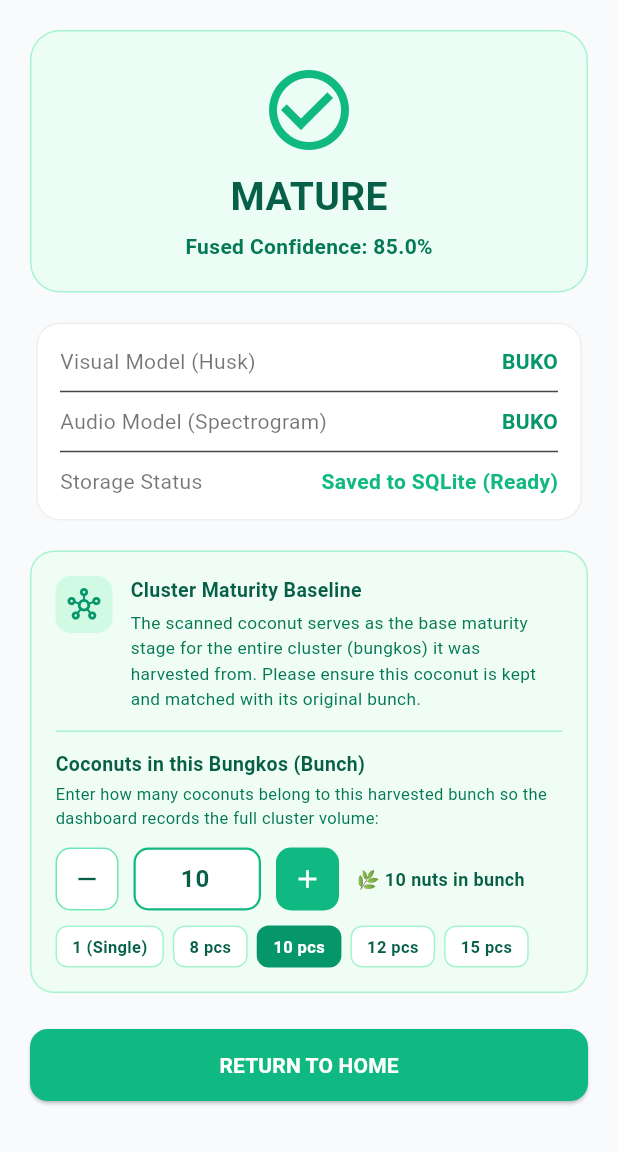
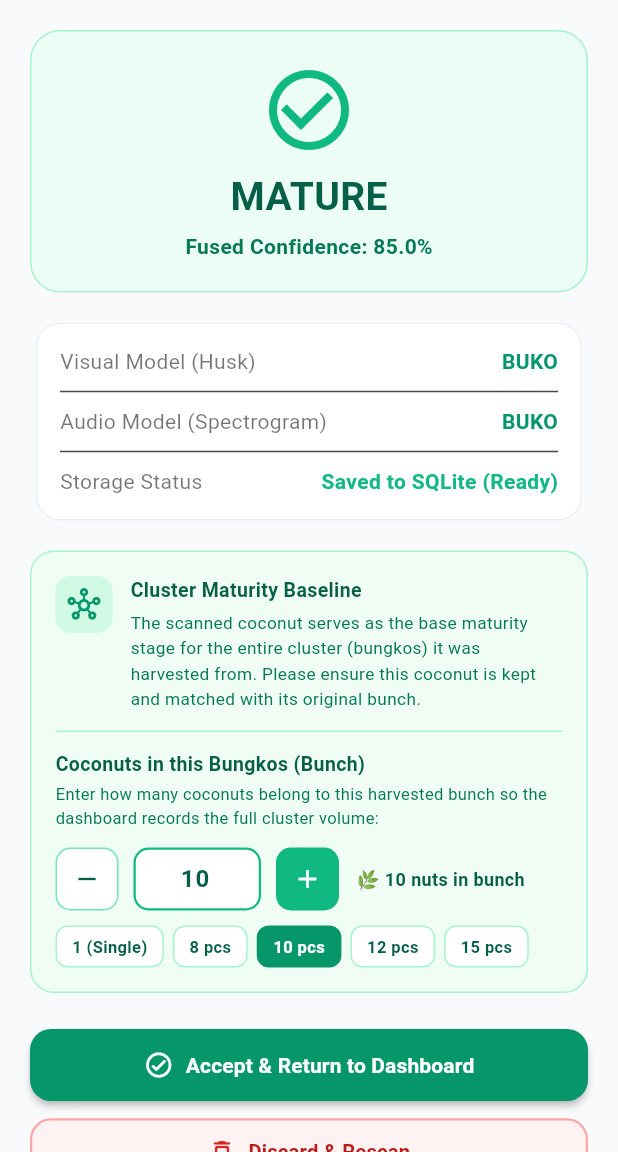
Before and after one commit to Cbolea23/niyosense-capstone, a Flutter app: the ScanResultScreen screen opened directly, on a phone screen of 412 x 824 dp, the part 84-1236 px from its top. Run offline on Flutter 3.47's test engine with Material 3 defaults, Android fonts, the phone set to English and light mode, and no system bars; our stand-ins replace camera, shared_preferences, sqflite; missing offline and left inert: mobile_scanner, record, tflite_flutter; accounts and stored records are empty.

Commit message:
feat(scans): add Discard & Rescan option to prevent unwanted syncs, bump to v1.5.1

```diff
--- a/lib/utils/app_config.dart
+++ b/lib/utils/app_config.dart
@@ -1,8 +1,8 @@
 import 'package:shared_preferences/shared_preferences.dart';
 
 class AppConfig {
-  static const String appVersion = "1.5.0";
-  static const int buildNumber = 22;
+  static const String appVersion = "1.5.1";
+  static const int buildNumber = 24;
   static const String fullVersionString = "NiyoSense Field v$appVersion";
   static const String modelEngine = "Vision v2.6.0 (Controlled Station Guide & 70/30 Fusion)";
   static const String defaultServerUrl = "https://niyosense.me";
--- a/lib/utils/app_translations.dart
+++ b/lib/utils/app_translations.dart
@@ -151,6 +151,9 @@ class AppTranslations {
       'storage_status': 'Storage Status',
       'saved_sqlite_ready': 'Saved to SQLite (Ready)',
       'return_home': 'RETURN TO HOME',
+      'accept_return_dashboard': 'Accept & Return to Dashboard',
+      'discard_rescan_btn': 'Discard & Rescan',
+      'scan_discarded_toast': 'Scan discarded. Not saved to dashboard.',
       'unrecognized_object': 'UNRECOGNIZED OBJECT',
       'skipped_audio': 'N/A (Skipped)',
 
@@ -345,6 +348,9 @@ class AppTranslations {
       'storage_status': 'Katayuan ng Imbakan',
       'saved_sqlite_ready': 'Nai-save sa SQLite (Handa)',
       'return_home': 'BUMALIK SA TAHANAN',
+      'accept_return_dashboard': 'Tanggapin at Bumalik sa Dashboard',
+      'discard_rescan_btn': 'Burahin at Ulitin ang Scan',
+      'scan_discarded_toast': 'Nabura ang scan. Hindi maisasabay sa dashboard.',
       'unrecognized_object': 'HINDI KILALANG BAGAY',
       'skipped_audio': 'N/A (Nilaktawan)',
 
--- a/lib/views/scan_result_screen.dart
+++ b/lib/views/scan_result_screen.dart
@@ -38,6 +38,49 @@ class _ScanResultScreenState extends State<ScanResultScreen> {
   final TextEditingController _bunchCountController = TextEditingController(text: '10');
 
   final TfliteService _tfliteService = TfliteService();
+  bool _isDiscarding = false;
+
+  Future<void> _discardAndRescan() async {
+    if (_isDiscarding) return;
+    setState(() => _isDiscarding = true);
+
+    try {
+      if (_currentUuid.isNotEmpty) {
+        await DatabaseHelper.instance.deleteScan(_currentUuid);
+        debugPrint("🗑️ Deleted scan $_currentUuid from local SQLite.");
+      }
+      if (widget.imagePath != null && widget.imagePath!.isNotEmpty) {
+        final img = File(widget.imagePath!);
+        if (img.existsSync()) img.deleteSync();
+      }
+      if (widget.audioPath != null && widget.audioPath!.isNotEmpty) {
+        final aud = File(widget.audioPath!);
+        if (aud.existsSync()) aud.deleteSync();
+        final specPath = widget.audioPath!.replaceAll(RegExp(r'\.wav$', caseSensitive: false), '_spectrogram.png');
+        final spec = File(specPath);
+        if (spec.existsSync()) spec.deleteSync();
+      }
+    } catch (e) {
+      debugPrint("⚠️ Discard cleanup error: $e");
+    }
+
+    if (!mounted) return;
+    ScaffoldMessenger.of(context).showSnackBar(
+      SnackBar(
+        content: Row(
+          children: [
+            const Icon(Icons.delete_sweep_rounded, color: Colors.white, size: 20),
+            const SizedBox(width: 10),
+            Expanded(child: Text(AppTranslations.text('scan_discarded_toast'))),
+          ],
+        ),
+        backgroundColor: const Color(0xFFDC2626),
+        duration: const Duration(seconds: 2),
+      ),
+    );
+
+    Navigator.pop(context);
+  }
 
   @override
   void initState() {
@@ -557,18 +600,52 @@ class _ScanResultScreenState extends State<ScanResultScreen> {
 
                         const SizedBox(height: 24),
 
-                        // Return Home Button
-                        ElevatedButton(
+                        // Primary Action: Accept & Return to Dashboard
+                        ElevatedButton.icon(
                           style: ElevatedButton.styleFrom(
-                            backgroundColor: const Color(0xFF10B981),
+                            backgroundColor: const Color(0xFF059669),
                             padding: const EdgeInsets.symmetric(vertical: 14),
-                            shape: RoundedRectangleBorder(borderRadius: BorderRadius.circular(12)),
+                            shape: RoundedRectangleBorder(borderRadius: BorderRadius.circular(14)),
+                            elevation: 2,
+                          ),
+                          icon: const Icon(Icons.check_circle_outline_rounded, color: Colors.white, size: 20),
+                          label: Text(
+                            AppTranslations.text('accept_return_dashboard'),
+                            style: const TextStyle(
+                              color: Colors.white,
+                              fontWeight: FontWeight.bold,
+                              fontSize: 14,
+                            ),
                           ),
                           onPressed: () => Navigator.popUntil(context, (route) => route.isFirst),
-                          child: Text(
-                            AppTranslations.text('return_home'),
-                            style: const TextStyle(color: Colors.white, fontWeight: FontWeight.bold),
+                        ),
+                        const SizedBox(height: 10),
+
+                        // Secondary Action: Discard & Rescan (Deletes from SQLite so not synced)
+                        OutlinedButton.icon(
+                          style: OutlinedButton.styleFrom(
+                            foregroundColor: const Color(0xFFDC2626),
+                            side: const BorderSide(color: Color(0xFFFCA5A5), width: 1.5),
+                            backgroundColor: const Color(0xFFFEF2F2),
+                            padding: const EdgeInsets.symmetric(vertical: 13),
+                            shape: RoundedRectangleBorder(borderRadius: BorderRadius.circular(14)),
                           ),
+                          icon: _isDiscarding
+                              ? const SizedBox(
+                                  width: 16,
+                                  height: 16,
+                                  child: CircularProgressIndicator(strokeWidth: 2, color: Color(0xFFDC2626)),
+                                )
+                              : const Icon(Icons.delete_outline_rounded, size: 19),
+                          label: Text(
+                            AppTranslations.text('discard_rescan_btn'),
+                            style: const TextStyle(
+                              color: Color(0xFFB91C1C),
+                              fontWeight: FontWeight.bold,
+                              fontSize: 13.5,
+                            ),
+                          ),
+                          onPressed: _isDiscarding ? null : _discardAndRescan,
                         ),
                       ],
                     ),
--- a/pubspec.yaml
+++ b/pubspec.yaml
@@ -16,7 +16,7 @@ publish_to: 'none' # Remove this line if you wish to publish to pub.dev
 # https://developer.apple.com/library/archive/documentation/General/Reference/InfoPlistKeyReference/Articles/CoreFoundationKeys.html
 # In Windows, build-name is used as the major, minor, and patch parts
 # of the product and file versions while build-number is used as the build suffix.
-version: 1.5.0+23
+version: 1.5.1+24
 
 environment:
   sdk: ^3.8.1
```
Also changed, not shown: lib/database/db_helper.dart (+9 -0 lines), 2 other files.
